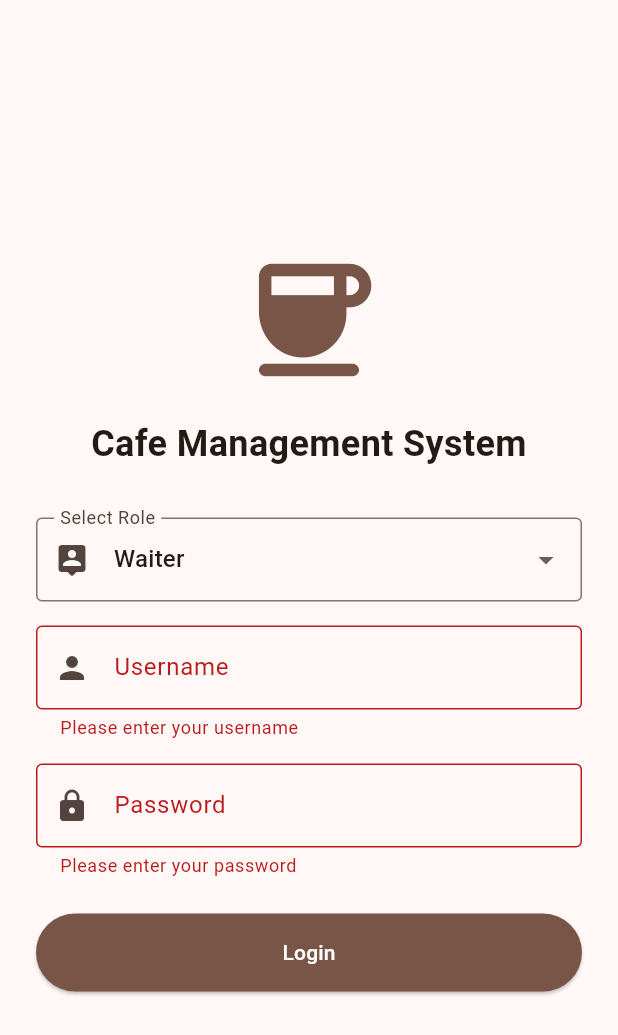
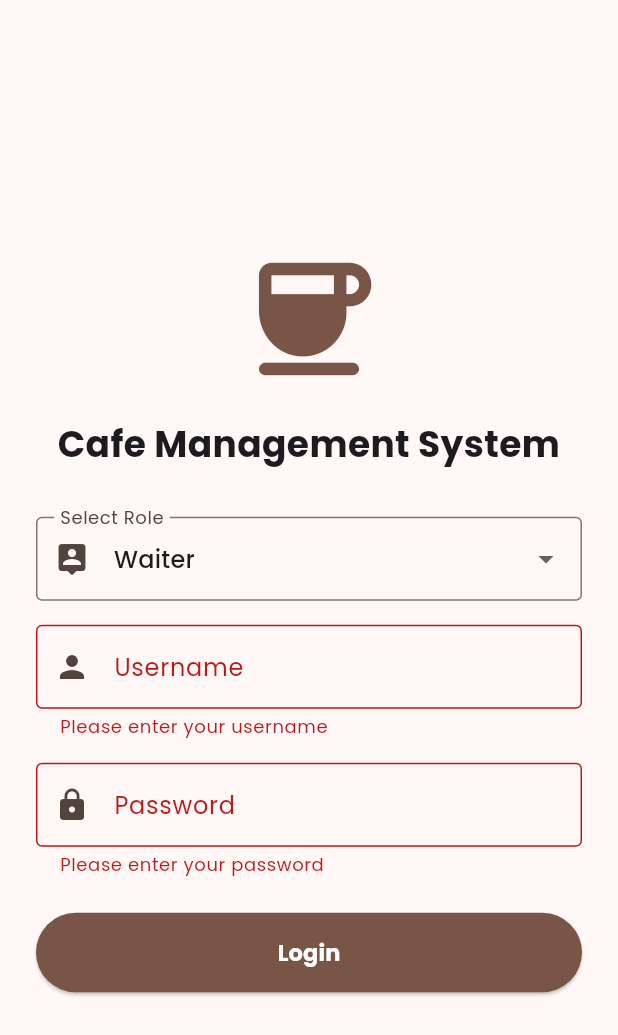
Before and after one commit to Cherry-sys-hub/cafe-mgnt, a Flutter app: the screen it shows after launch, after a tap on "Login", on a phone screen of 412 x 824 dp. Shown: the top 1035 px of the screen. Run offline on Flutter 3.47's test engine with Material 3 defaults, Android fonts, the phone set to English and light mode, and no system bars; our stand-ins replace flutter_riverpod, google_fonts.

Commit message:
Initilize riverpod

```diff
--- a/lib/features/auth/login_screen.dart
+++ b/lib/features/auth/login_screen.dart
@@ -1,19 +1,21 @@
 import 'package:flutter/material.dart';
+import 'package:flutter_riverpod/flutter_riverpod.dart';
 
+import '../../core/services/auth_provider.dart';
 import '../../core/services/auth_service.dart';
 import '../admin/admin_dashboard.dart';
 import '../kitchen/kitchen_dashboard.dart';
 import '../reception/reception_dashboard.dart';
 import '../waiter/waiter_dashboard.dart';
 
-class LoginScreen extends StatefulWidget {
+class LoginScreen extends ConsumerStatefulWidget {
   const LoginScreen({super.key});
 
   @override
-  State<LoginScreen> createState() => _LoginScreenState();
+  ConsumerState<LoginScreen> createState() => _LoginScreenState();
 }
 
-class _LoginScreenState extends State<LoginScreen> {
+class _LoginScreenState extends ConsumerState<LoginScreen> {
   final _formKey = GlobalKey<FormState>();
   final _usernameController = TextEditingController();
   final _passwordController = TextEditingController();
@@ -28,6 +30,9 @@ class _LoginScreenState extends State<LoginScreen> {
   }
 
   void _navigateToDashboard(String role) {
+    // Update Riverpod state
+    ref.read(authProvider.notifier).login(role);
+
     Widget dashboard;
     switch (role) {
       case 'Admin':
@@ -153,7 +158,10 @@ class _LoginScreenState extends State<LoginScreen> {
                     backgroundColor: Colors.brown,
                     foregroundColor: Colors.white,
                   ),
-                  child: const Text('Login'),
+                  child: const Text(
+                    'Login',
+                    style: TextStyle(fontWeight: FontWeight.bold, fontSize: 15),
+                  ),
                 ),
               ],
             ),
--- a/lib/main.dart
+++ b/lib/main.dart
@@ -1,9 +1,14 @@
 import 'package:flutter/material.dart';
-
+import 'package:flutter_riverpod/flutter_riverpod.dart';
+import 'package:google_fonts/google_fonts.dart';
 import 'features/auth/login_screen.dart';
 
 void main() {
-  runApp(const CafeMgntApp());
+  runApp(
+    const ProviderScope(
+      child: CafeMgntApp(),
+    ),
+  );
 }
 
 class CafeMgntApp extends StatelessWidget {
@@ -17,6 +22,7 @@ class CafeMgntApp extends StatelessWidget {
       theme: ThemeData(
         colorScheme: ColorScheme.fromSeed(seedColor: Colors.brown),
         useMaterial3: true,
+        textTheme: GoogleFonts.poppinsTextTheme(),
       ),
       home: const LoginScreen(),
     );
--- a/pubspec.yaml
+++ b/pubspec.yaml
@@ -34,6 +34,8 @@ dependencies:
   # The following adds the Cupertino Icons font to your application.
   # Use with the CupertinoIcons class for iOS style icons.
   cupertino_icons: ^1.0.8
+  flutter_riverpod: ^2.5.1
+  google_fonts: ^6.2.1
 
 dev_dependencies:
   flutter_test:
```
Also changed, not shown: lib/core/services/auth_provider.dart (added, +24 -0 lines), pubspec.lock, 2 other files.
